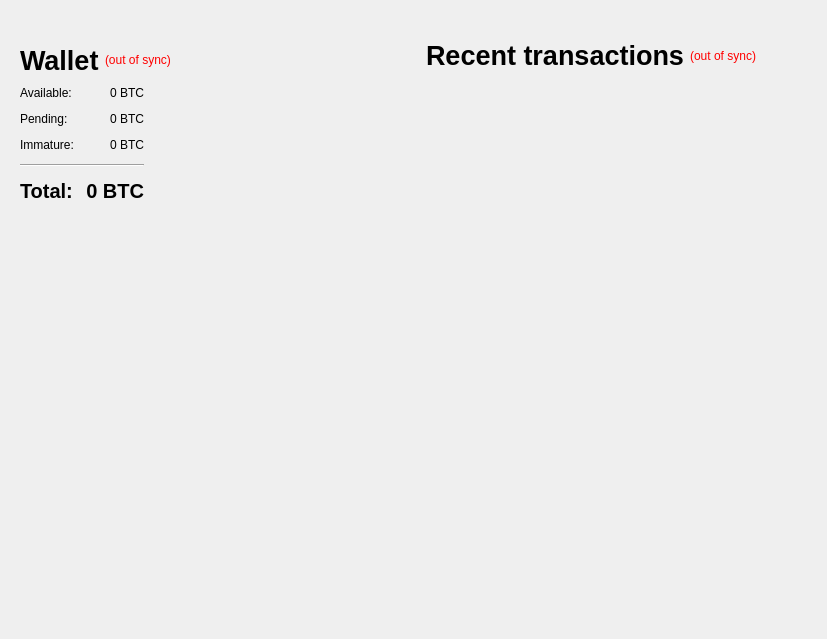
The window that src/qt/forms/overviewpage.ui (cbtc/Pesetacoin-0.9.2-Oficial) describes before a commit, drawn with Qt 5.
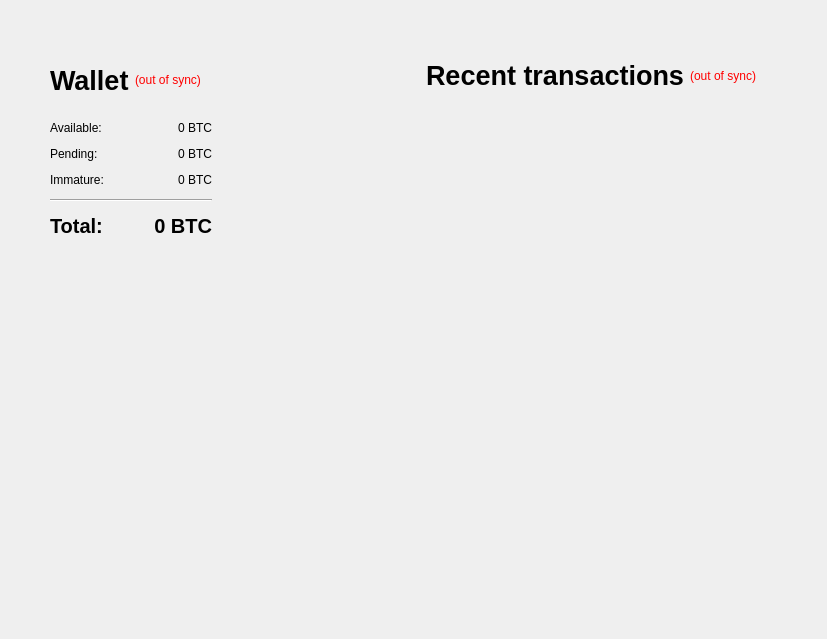
The same window after the commit. Icons and pictures are not drawn.

What changed in the file:
```diff
--- a/src/qt/forms/overviewpage.ui
+++ b/src/qt/forms/overviewpage.ui
@@ -42,6 +42,15 @@
          <layout class="QVBoxLayout" name="verticalLayout_4">
           <item>
            <layout class="QHBoxLayout" name="horizontalLayout_4">
+            <property name="leftMargin">
+             <number>30</number>
+            </property>
+            <property name="topMargin">
+             <number>20</number>
+            </property>
+            <property name="bottomMargin">
+             <number>15</number>
+            </property>
             <item>
              <widget class="QLabel" name="label_5">
               <property name="font">
@@ -98,11 +107,14 @@
                <enum>QFormLayout::AllNonFixedFieldsGrow</enum>
               </property>
               <property name="horizontalSpacing">
-               <number>12</number>
+               <number>50</number>
               </property>
               <property name="verticalSpacing">
                <number>12</number>
               </property>
+              <property name="leftMargin">
+               <number>30</number>
+              </property>
               <item row="0" column="0">
                <widget class="QLabel" name="label">
                 <property name="text">
@@ -310,6 +322,9 @@
          <layout class="QVBoxLayout" name="verticalLayout">
           <item>
            <layout class="QHBoxLayout" name="horizontalLayout_2">
+            <property name="topMargin">
+             <number>20</number>
+            </property>
             <item>
              <widget class="QLabel" name="label_4">
               <property name="font">
```
